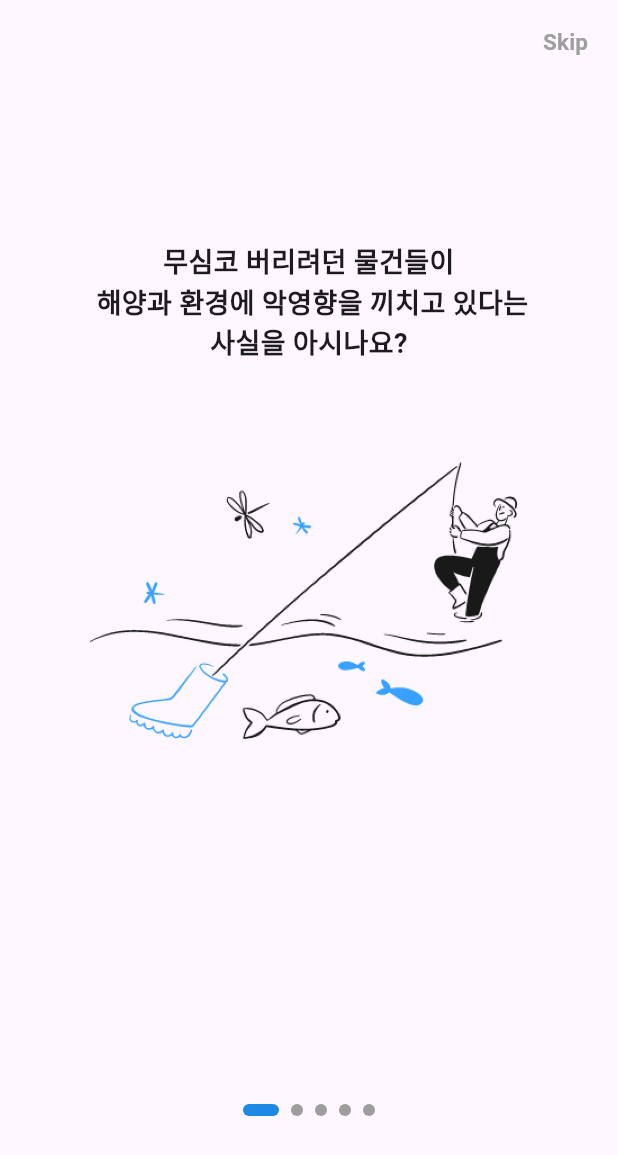
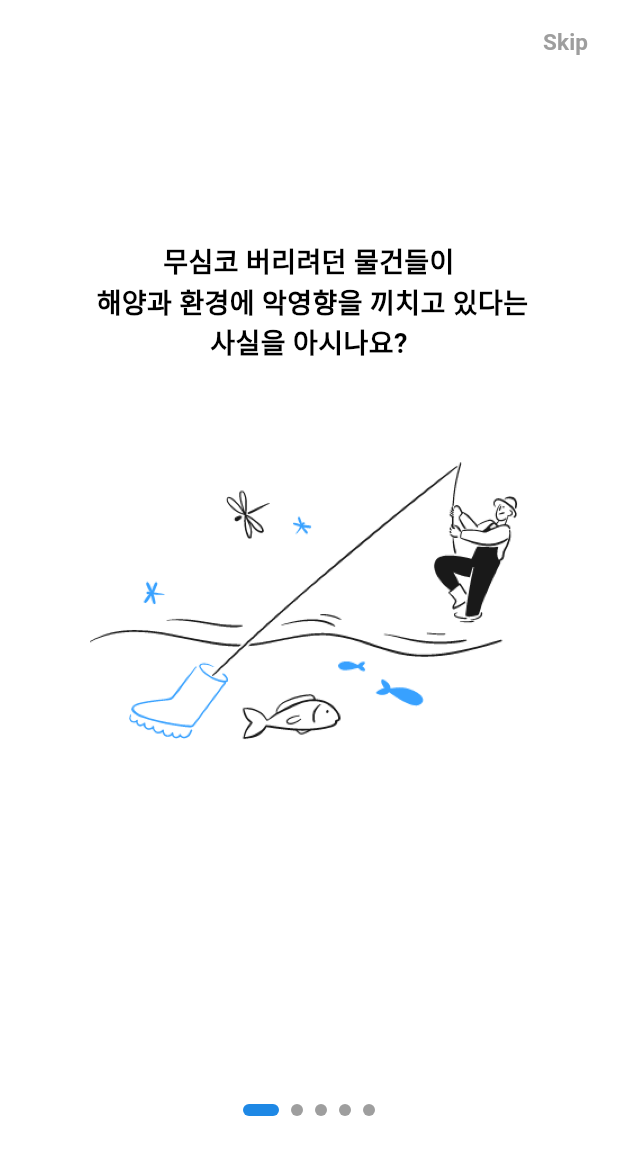
Before and after one commit to gdsc-ssu/anbd-app, a Flutter app: the screen it shows after launch, on a phone screen of 412 x 824 dp. Shown: the top 1155 px of the screen. Run offline on Flutter 3.47's test engine with Material 3 defaults, Android fonts, the phone set to English and light mode, and no system bars; drawn by our look-alikes of smooth_page_indicator; our stand-ins replace flutter_svg, shared_preferences.

Commit message:
[feat] skip 버튼 navigate 설정 및 기본 테마 white로 변경

```diff
--- a/lib/main.dart
+++ b/lib/main.dart
@@ -1,34 +1,41 @@
 import 'package:flutter/material.dart';
 import 'package:provider/provider.dart';
+import 'package:shared_preferences/shared_preferences.dart';
+import 'package:andb/screens/onboarding/onboarding_screen.dart';
+import 'package:andb/screens/home/home_screen.dart';
 import 'package:andb/screens/onboarding/onboarding_viewmodel.dart';
-import 'package:andb/screens/onboarding/onboarding_screen.dart';
 
-void main() {
-  WidgetsFlutterBinding.ensureInitialized(); // ✅ 비동기 초기화 문제 방지
+void main() async {
+  WidgetsFlutterBinding.ensureInitialized();
+  final prefs = await SharedPreferences.getInstance();
+  final bool isOnboardingCompleted = prefs.getBool('isOnboardingCompleted') ?? false;
 
-  runApp(
-    MultiProvider(
-      providers: [
-        ChangeNotifierProvider(create: (_) => OnboardingViewModel()),
-      ],
-      child: const MyApp(),
-    ),
-  );
+  runApp(MyApp(isOnboardingCompleted: isOnboardingCompleted));
 }
 
 class MyApp extends StatelessWidget {
-  const MyApp({super.key});
+  final bool isOnboardingCompleted;
+
+  const MyApp({super.key, required this.isOnboardingCompleted});
 
   @override
   Widget build(BuildContext context) {
-    return MaterialApp(
-      debugShowCheckedModeBanner: false,
-      title: 'Flutter MVVM Demo',
-      theme: ThemeData(
-        brightness: Brightness.light,
-        useMaterial3: true,
+    return ChangeNotifierProvider(
+      create: (_) => OnboardingViewModel(),
+      child: MaterialApp(
+        theme: ThemeData(
+          scaffoldBackgroundColor: Colors.white, // 전체 앱 배경색을 흰색으로 설정
+          colorScheme: ColorScheme.light(), // 기본 색상을 라이트 모드로 설정
+        ),
+        debugShowCheckedModeBanner: false,
+        title: 'Flutter Onboarding',
+        // initialRoute: isOnboardingCompleted ? "/home" : "/onboarding",
+        initialRoute: "/onboarding",
+        routes: {
+          "/onboarding": (context) => const OnboardingScreen(),
+          "/home": (context) => const HomeScreen(),
+        },
       ),
-      home: const OnboardingScreen(),
     );
   }
 }
--- a/lib/screens/onboarding/onboarding_screen.dart
+++ b/lib/screens/onboarding/onboarding_screen.dart
@@ -11,6 +11,7 @@ class OnboardingScreen extends StatelessWidget {
   Widget build(BuildContext context) {
     final viewModel = context.watch<OnboardingViewModel>();
     return Scaffold(
+      backgroundColor: Colors.white,
       appBar: OnboardingAppBar(onSkip: () => viewModel.completeOnboarding(context)),
       body: Column(
         children: [
--- a/lib/screens/onboarding/onboarding_viewmodel.dart
+++ b/lib/screens/onboarding/onboarding_viewmodel.dart
@@ -18,6 +18,10 @@ class OnboardingViewModel extends ChangeNotifier {
   Future<void> completeOnboarding(BuildContext context) async {
     final prefs = await SharedPreferences.getInstance();
     await prefs.setBool('isOnboardingCompleted', true);
-    Navigator.pushReplacementNamed(context, "/home");
+
+    // 현재 프레임이 완료된 후 Navigator 실행
+    WidgetsBinding.instance.addPostFrameCallback((_) {
+      Navigator.pushReplacementNamed(context, "/home");
+    });
   }
 }
```
